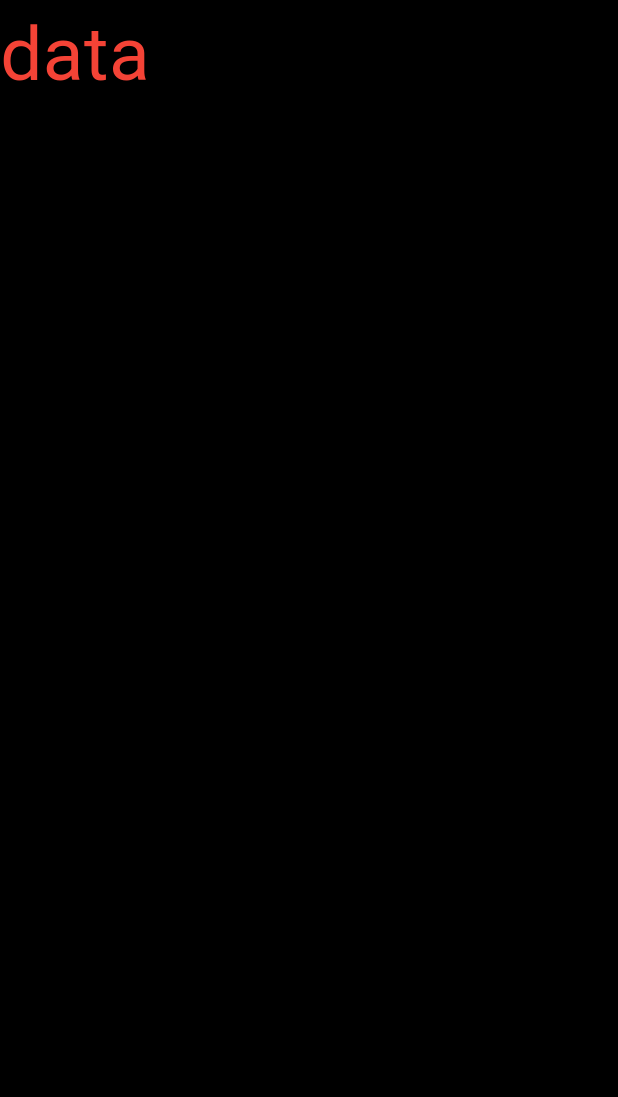
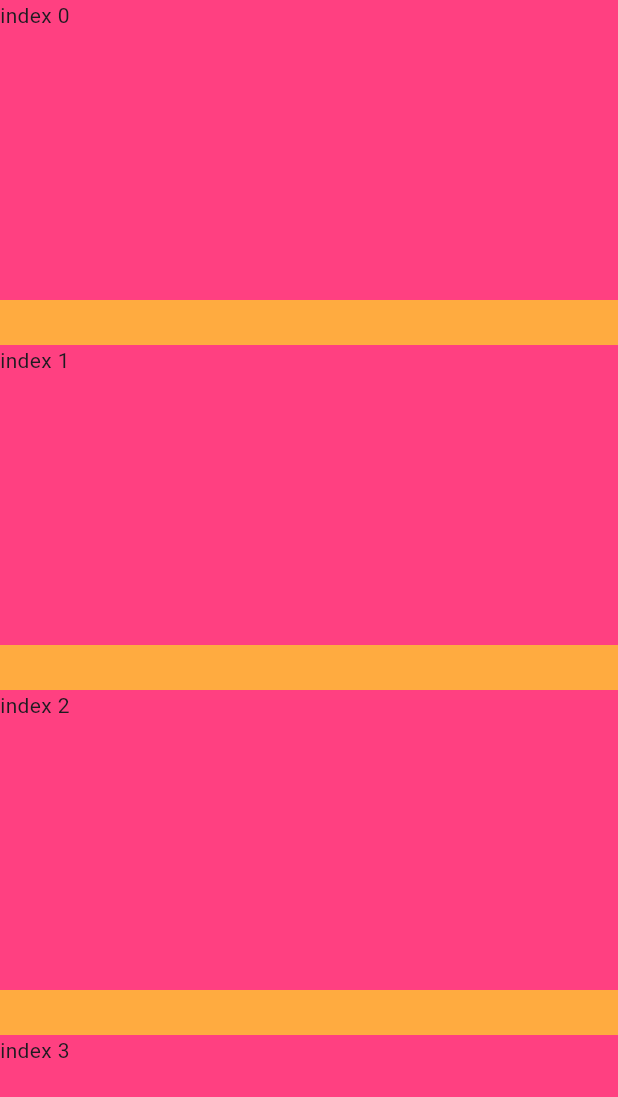
Before and after one commit to mahadi-shakkor/x, a Flutter app: the screen it shows after launch, on a phone screen of 412 x 824 dp. Shown: the top 1097 px of the screen. Run offline on Flutter 3.47's test engine with Material 3 defaults, Android fonts, the phone set to English and light mode, and no system bars.

Commit message:
listview.separator

```diff
--- a/lib/main.dart
+++ b/lib/main.dart
@@ -34,12 +34,27 @@ class _MyHomePageState extends State<MyHomePage> {
   Widget build(BuildContext context) {
     return SafeArea(
       child: Scaffold(
-          backgroundColor :Colors.black,
-          body: Column(children: [
+        backgroundColor: Colors.orangeAccent,
+        body: Center(
+          child: ListView.separated(
+            itemCount: 10,
 
 
-        Text("data" ,style: TextStyle(color: Colors.red ,fontSize: 50),)
-      ])),
+            itemBuilder: (BuildContext context, int index) {
+              return Container(
+                height: 200,
+                width: 100,
+                color: Colors.pinkAccent,
+
+                child: Text('index $index'),
+              );
+            },
+            separatorBuilder: (BuildContext context, int index) {
+              return SizedBox(height: 30);
+            },
+          ),
+        ),
+      ),
     );
   }
 }
```
